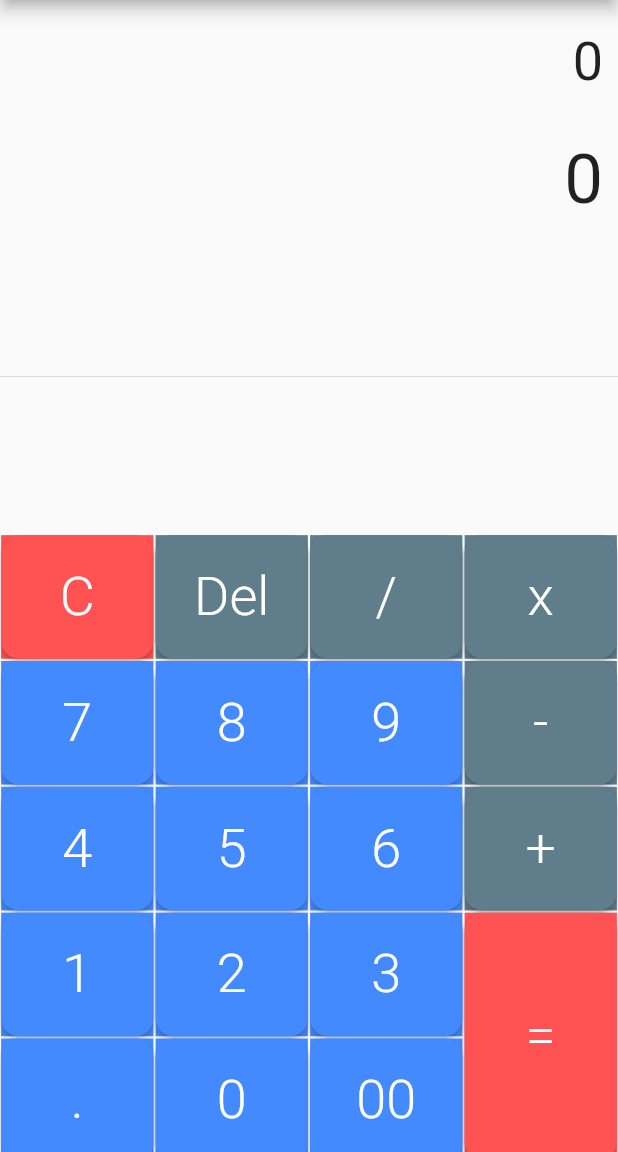
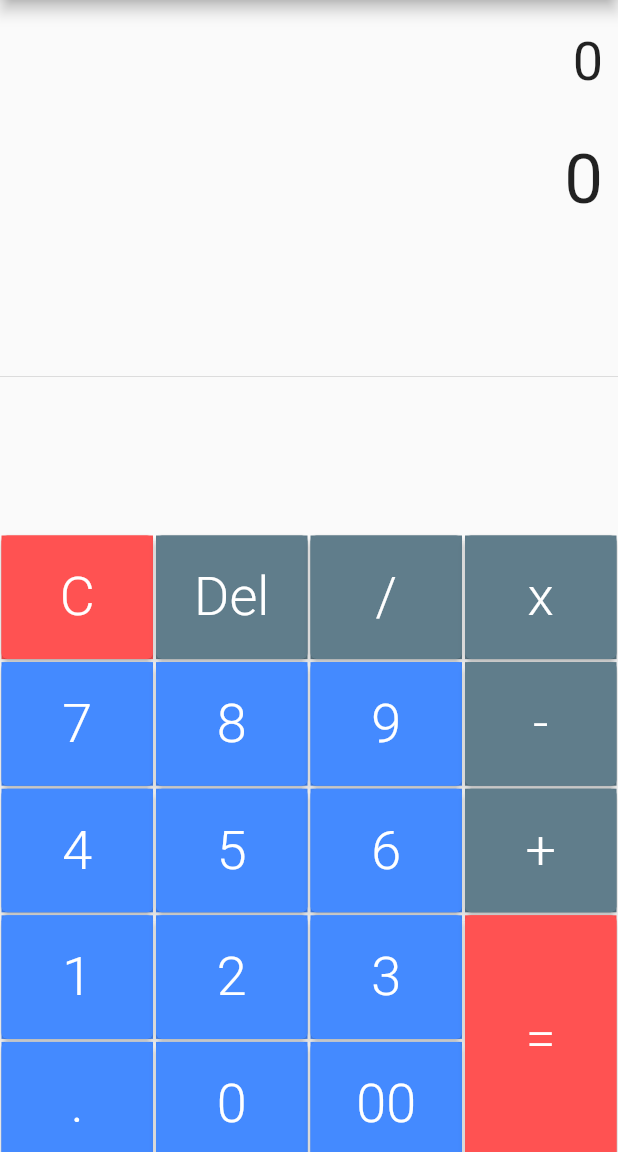
Before and after one commit to itsMike05/Flutter-Calc, a Flutter app: the screen it shows after launch, on a phone screen of 412 x 824 dp, the part 84-1236 px from its top. Run offline on Flutter 3.47's test engine with Material 2 defaults, Android fonts, the phone set to English and light mode, and no system bars; our stand-ins replace math_expressions.

Commit message:
UI changes

```diff
--- a/lib/main.dart
+++ b/lib/main.dart
@@ -72,7 +72,7 @@ class _SimpleCalcState extends State<SimpleCalc> {
   Widget buildButton(
       String buttonText, double buttonHeight, Color buttonColor) {
     return Padding(
-      padding: const EdgeInsets.all(0.75),
+      padding: const EdgeInsets.all(1),
       child: Container(
         // Covering 10% of the device's height
         height: MediaQuery.of(context).size.height * 0.1 * buttonHeight,
@@ -80,10 +80,8 @@ class _SimpleCalcState extends State<SimpleCalc> {
         child: ElevatedButton(
           onPressed: () => buttonPressed(buttonText),
           style: ElevatedButton.styleFrom(
-              backgroundColor: buttonColor,
-              shape: RoundedRectangleBorder(
-                borderRadius: BorderRadius.circular(12),
-              )),
+            backgroundColor: buttonColor,
+          ),
           child: Text(
             buttonText,
             textAlign: TextAlign.center,
```
